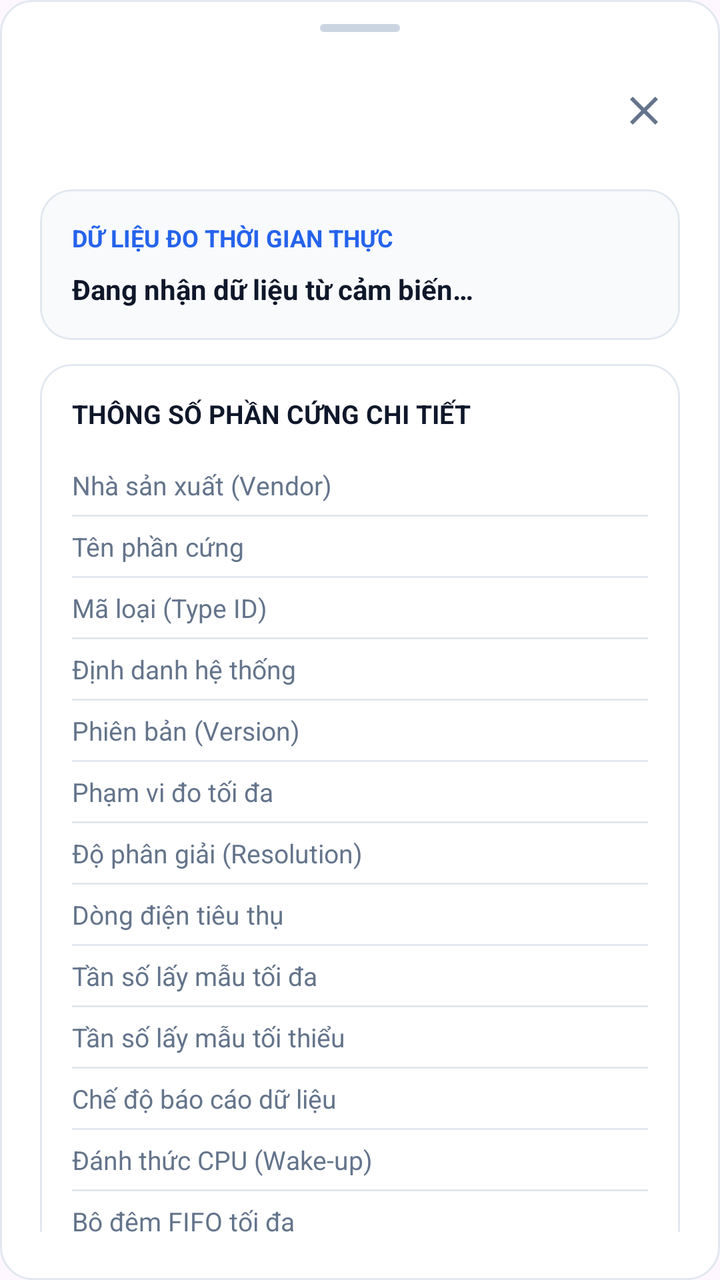
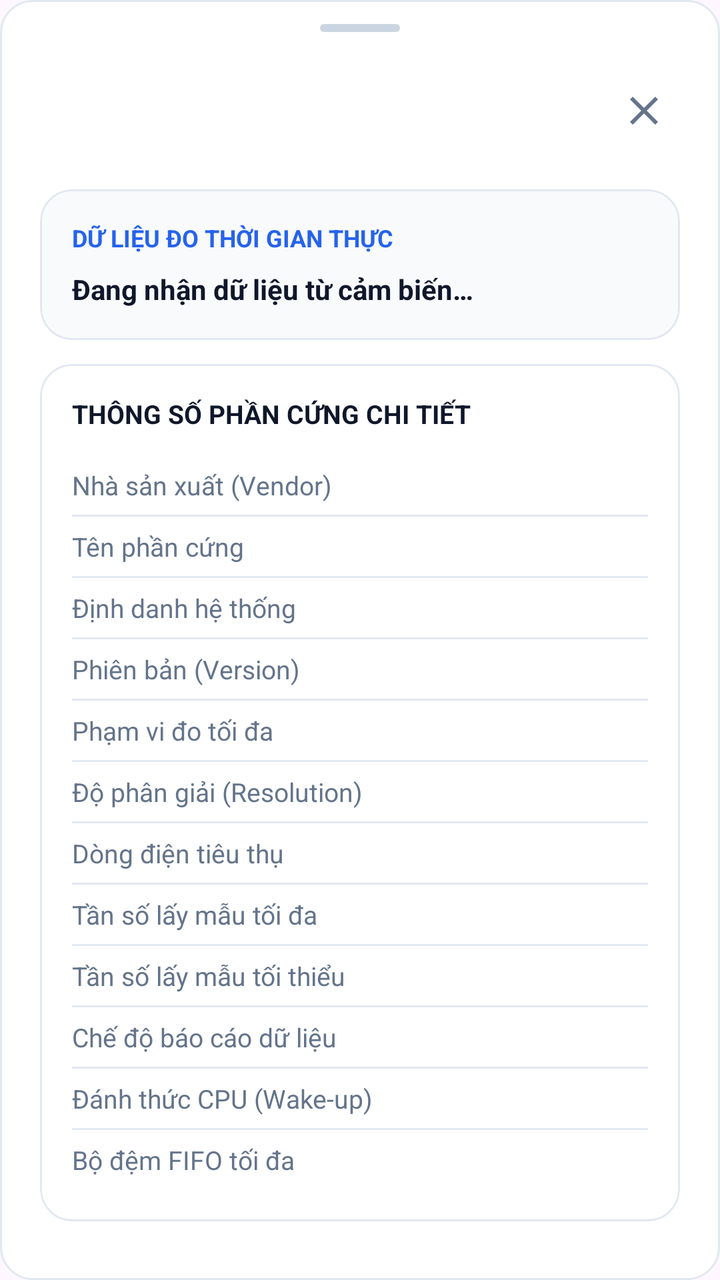

Two renders of the same Android screen: before a commit and after it. Below are the layout's source before the change and the commit's diff.
<!-- AndroidManifest.xml: application theme Theme.BaseProject -->
<!-- res/layout/fragment_sensor_detail_sheet.xml -->
<?xml version="1.0" encoding="utf-8"?>
<androidx.core.widget.NestedScrollView xmlns:android="http://schemas.android.com/apk/res/android"
    xmlns:app="http://schemas.android.com/apk/res-auto"
    android:layout_width="match_parent"
    android:layout_height="wrap_content"
    android:background="@drawable/bg_card_tool"
    android:paddingStart="20dp"
    android:paddingTop="12dp"
    android:paddingEnd="20dp"
    android:paddingBottom="24dp">

    <LinearLayout
        android:layout_width="match_parent"
        android:layout_height="wrap_content"
        android:orientation="vertical">

        
        <View
            android:layout_width="40dp"
            android:layout_height="4dp"
            android:layout_gravity="center_horizontal"
            android:layout_marginBottom="16dp"
            android:background="@drawable/bg_drag_handle" />

        
        <LinearLayout
            android:layout_width="match_parent"
            android:layout_height="wrap_content"
            android:gravity="center_vertical"
            android:orientation="horizontal">

            <LinearLayout
                android:layout_width="0dp"
                android:layout_height="wrap_content"
                android:layout_weight="1"
                android:orientation="vertical">

                <TextView
                    android:id="@+id/tvDetailSensorName"
                    android:layout_width="wrap_content"
                    android:layout_height="wrap_content"
                    android:textColor="@color/colorPrimary"
                    android:textSize="20sp"
                    android:textStyle="bold" />

                <TextView
                    android:id="@+id/tvDetailSensorVendor"
                    android:layout_width="wrap_content"
                    android:layout_height="wrap_content"
                    android:layout_marginTop="2dp"
                    android:textColor="@color/textSecondary"
                    android:textSize="13sp" />
            </LinearLayout>

            <ImageView
                android:id="@+id/btnCloseDetailSheet"
                android:layout_width="36dp"
                android:layout_height="36dp"
                android:background="?attr/selectableItemBackgroundBorderless"
                android:clickable="true"
                android:focusable="true"
                android:padding="6dp"
                android:src="@drawable/ic_clear"
                app:tint="@color/textSecondary" />
        </LinearLayout>

        
        <com.google.android.material.card.MaterialCardView
            android:layout_width="match_parent"
            android:layout_height="wrap_content"
            android:layout_marginTop="16dp"
            app:cardBackgroundColor="@color/colorBackground"
            app:cardCornerRadius="16dp"
            app:cardElevation="0dp"
            app:strokeColor="@color/colorBorder"
            app:strokeWidth="1dp">

            <LinearLayout
                android:layout_width="match_parent"
                android:layout_height="wrap_content"
                android:orientation="vertical"
                android:padding="16dp">

                <TextView
                    android:layout_width="wrap_content"
                    android:layout_height="wrap_content"
                    android:text="DỮ LIỆU ĐO THỜI GIAN THỰC"
                    android:textColor="@color/colorPrimary"
                    android:textSize="12sp"
                    android:textStyle="bold" />

                <TextView
                    android:id="@+id/tvDetailLiveValues"
                    android:layout_width="match_parent"
                    android:layout_height="wrap_content"
                    android:layout_marginTop="8dp"
                    android:lineSpacingExtra="4dp"
                    android:text="Đang nhận dữ liệu từ cảm biến…"
                    android:textColor="@color/textPrimary"
                    android:textSize="14sp"
                    android:textStyle="bold" />

                <TextView
                    android:id="@+id/tvDetailLiveExtra"
                    android:layout_width="match_parent"
                    android:layout_height="wrap_content"
                    android:layout_marginTop="6dp"
                    android:textColor="@color/textSecondary"
                    android:textSize="12sp"
                    android:visibility="gone" />
            </LinearLayout>
        </com.google.android.material.card.MaterialCardView>

        
        <com.google.android.material.card.MaterialCardView
            android:layout_width="match_parent"
            android:layout_height="wrap_content"
            android:layout_marginTop="12dp"
            app:cardBackgroundColor="@color/colorCardBackground"
            app:cardCornerRadius="16dp"
            app:cardElevation="0dp"
            app:strokeColor="@color/colorBorder"
            app:strokeWidth="1dp">

            <LinearLayout
                android:layout_width="match_parent"
                android:layout_height="wrap_content"
                android:orientation="vertical"
                android:padding="16dp">

                <TextView
                    android:layout_width="wrap_content"
                    android:layout_height="wrap_content"
                    android:layout_marginBottom="12dp"
                    android:text="THÔNG SỐ PHẦN CỨNG CHI TIẾT"
                    android:textColor="@color/textPrimary"
                    android:textSize="13sp"
                    android:textStyle="bold" />

                
                <LinearLayout
                    android:layout_width="match_parent"
                    android:layout_height="wrap_content"
                    android:orientation="horizontal"
                    android:paddingTop="6dp"
                    android:paddingBottom="6dp">

                    <TextView
                        android:layout_width="0dp"
                        android:layout_height="wrap_content"
                        android:layout_weight="1"
                        android:text="Nhà sản xuất (Vendor)"
                        android:textColor="@color/textSecondary"
                        android:textSize="13sp" />

                    <TextView
                        android:id="@+id/tvSpecVendor"
                        android:layout_width="wrap_content"
                        android:layout_height="wrap_content"
                        android:textColor="@color/textPrimary"
                        android:textSize="13sp"
                        android:textStyle="bold" />
                </LinearLayout>
                <View android:layout_width="match_parent" android:layout_height="1dp" android:background="@color/colorBorder" />

                
                <LinearLayout
                    android:layout_width="match_parent"
                    android:layout_height="wrap_content"
                    android:orientation="horizontal"
                    android:paddingTop="6dp"
                    android:paddingBottom="6dp">

                    <TextView
                        android:layout_width="0dp"
                        android:layout_height="wrap_content"
                        android:layout_weight="1"
                        android:text="Tên phần cứng"
                        android:textColor="@color/textSecondary"
                        android:textSize="13sp" />

                    <TextView
                        android:id="@+id/tvSpecModel"
                        android:layout_width="wrap_content"
                        android:layout_height="wrap_content"
                        android:maxWidth="200dp"
                        android:textAlignment="viewEnd"
                        android:textColor="@color/textPrimary"
                        android:textSize="13sp"
                        android:textStyle="bold" />
                </LinearLayout>
                <View android:layout_width="match_parent" android:layout_height="1dp" android:background="@color/colorBorder" />

                
                <LinearLayout
                    android:layout_width="match_parent"
                    android:layout_height="wrap_content"
                    android:orientation="horizontal"
                    android:paddingTop="6dp"
                    android:paddingBottom="6dp">

                    <TextView
                        android:layout_width="0dp"
                        android:layout_height="wrap_content"
                        android:layout_weight="1"
                        android:text="Mã loại (Type ID)"
                        android:textColor="@color/textSecondary"
                        android:textSize="13sp" />

                    <TextView
                        android:id="@+id/tvSpecTypeId"
                        android:layout_width="wrap_content"
                        android:layout_height="wrap_content"
                        android:textColor="@color/textPrimary"
                        android:textSize="13sp"
                        android:textStyle="bold" />
                </LinearLayout>
                <View android:layout_width="match_parent" android:layout_height="1dp" android:background="@color/colorBorder" />

                
                <LinearLayout
                    android:layout_width="match_parent"
                    android:layout_height="wrap_content"
                    android:orientation="horizontal"
                    android:paddingTop="6dp"
                    android:paddingBottom="6dp">

                    <TextView
                        android:layout_width="0dp"
                        android:layout_height="wrap_content"
                        android:layout_weight="1"
                        android:text="Định danh hệ thống"
                        android:textColor="@color/textSecondary"
                        android:textSize="13sp" />

                    <TextView
                        android:id="@+id/tvSpecStringType"
                        android:layout_width="wrap_content"
                        android:layout_height="wrap_content"
                        android:maxWidth="200dp"
                        android:textAlignment="viewEnd"
                        android:textColor="@color/textPrimary"
                        android:textSize="12sp"
                        android:textStyle="bold" />
                </LinearLayout>
                <View android:layout_width="match_parent" android:layout_height="1dp" android:background="@color/colorBorder" />

                
                <LinearLayout
                    android:layout_width="match_parent"
                    android:layout_height="wrap_content"
                    android:orientation="horizontal"
                    android:paddingTop="6dp"
                    android:paddingBottom="6dp">

                    <TextView
                        android:layout_width="0dp"
                        android:layout_height="wrap_content"
                        android:layout_weight="1"
                        android:text="Phiên bản (Version)"
                        android:textColor="@color/textSecondary"
                        android:textSize="13sp" />

                    <TextView
                        android:id="@+id/tvSpecVersion"
                        android:layout_width="wrap_content"
                        android:layout_height="wrap_content"
                        android:textColor="@color/textPrimary"
                        android:textSize="13sp"
                        android:textStyle="bold" />
                </LinearLayout>
                <View android:layout_width="match_parent" android:layout_height="1dp" android:background="@color/colorBorder" />

                
                <LinearLayout
                    android:layout_width="match_parent"
                    android:layout_height="wrap_content"
                    android:orientation="horizontal"
                    android:paddingTop="6dp"
                    android:paddingBottom="6dp">

                    <TextView
                        android:layout_width="0dp"
                        android:layout_height="wrap_content"
                        android:layout_weight="1"
                        android:text="Phạm vi đo tối đa"
                        android:textColor="@color/textSecondary"
                        android:textSize="13sp" />

                    <TextView
                        android:id="@+id/tvSpecMaxRange"
                        android:layout_width="wrap_content"
                        android:layout_height="wrap_content"
                        android:textColor="@color/textPrimary"
                        android:textSize="13sp"
                        android:textStyle="bold" />
                </LinearLayout>
                <View android:layout_width="match_parent" android:layout_height="1dp" android:background="@color/colorBorder" />

                
                <LinearLayout
                    android:layout_width="match_parent"
                    android:layout_height="wrap_content"
                    android:orientation="horizontal"
                    android:paddingTop="6dp"
                    android:paddingBottom="6dp">

                    <TextView
                        android:layout_width="0dp"
                        android:layout_height="wrap_content"
                        android:layout_weight="1"
                        android:text="Độ phân giải (Resolution)"
                        android:textColor="@color/textSecondary"
                        android:textSize="13sp" />

                    <TextView
                        android:id="@+id/tvSpecResolution"
                        android:layout_width="wrap_content"
                        android:layout_height="wrap_content"
                        android:textColor="@color/textPrimary"
                        android:textSize="13sp"
                        android:textStyle="bold" />
                </LinearLayout>
                <View android:layout_width="match_parent" android:layout_height="1dp" android:background="@color/colorBorder" />

                
                <LinearLayout
                    android:layout_width="match_parent"
                    android:layout_height="wrap_content"
                    android:orientation="horizontal"
                    android:paddingTop="6dp"
                    android:paddingBottom="6dp">

                    <TextView
                        android:layout_width="0dp"
                        android:layout_height="wrap_content"
                        android:layout_weight="1"
                        android:text="Dòng điện tiêu thụ"
                        android:textColor="@color/textSecondary"
                        android:textSize="13sp" />

                    <TextView
                        android:id="@+id/tvSpecPower"
                        android:layout_width="wrap_content"
                        android:layout_height="wrap_content"
                        android:textColor="@color/textPrimary"
                        android:textSize="13sp"
                        android:textStyle="bold" />
                </LinearLayout>
                <View android:layout_width="match_parent" android:layout_height="1dp" android:background="@color/colorBorder" />

                
                <LinearLayout
                    android:layout_width="match_parent"
                    android:layout_height="wrap_content"
                    android:orientation="horizontal"
                    android:paddingTop="6dp"
                    android:paddingBottom="6dp">

                    <TextView
                        android:layout_width="0dp"
                        android:layout_height="wrap_content"
                        android:layout_weight="1"
                        android:text="Tần số lấy mẫu tối đa"
                        android:textColor="@color/textSecondary"
                        android:textSize="13sp" />

                    <TextView
                        android:id="@+id/tvSpecMinDelay"
                        android:layout_width="wrap_content"
                        android:layout_height="wrap_content"
                        android:textColor="@color/textPrimary"
                        android:textSize="13sp"
                        android:textStyle="bold" />
                </LinearLayout>
                <View android:layout_width="match_parent" android:layout_height="1dp" android:background="@color/colorBorder" />

                
                <LinearLayout
                    android:layout_width="match_parent"
                    android:layout_height="wrap_content"
                    android:orientation="horizontal"
                    android:paddingTop="6dp"
                    android:paddingBottom="6dp">

                    <TextView
                        android:layout_width="0dp"
                        android:layout_height="wrap_content"
                        android:layout_weight="1"
                        android:text="Tần số lấy mẫu tối thiểu"
                        android:textColor="@color/textSecondary"
                        android:textSize="13sp" />

                    <TextView
                        android:id="@+id/tvSpecMaxDelay"
                        android:layout_width="wrap_content"
                        android:layout_height="wrap_content"
                        android:textColor="@color/textPrimary"
                        android:textSize="13sp"
                        android:textStyle="bold" />
                </LinearLayout>
                <View android:layout_width="match_parent" android:layout_height="1dp" android:background="@color/colorBorder" />

                
                <LinearLayout
                    android:layout_width="match_parent"
                    android:layout_height="wrap_content"
                    android:orientation="horizontal"
                    android:paddingTop="6dp"
                    android:paddingBottom="6dp">

                    <TextView
                        android:layout_width="0dp"
                        android:layout_height="wrap_content"
                        android:layout_weight="1"
                        android:text="Chế độ báo cáo dữ liệu"
                        android:textColor="@color/textSecondary"
                        android:textSize="13sp" />

                    <TextView
                        android:id="@+id/tvSpecReportingMode"
                        android:layout_width="wrap_content"
                        android:layout_height="wrap_content"
                        android:textColor="@color/textPrimary"
                        android:textSize="13sp"
                        android:textStyle="bold" />
                </LinearLayout>
                <View android:layout_width="match_parent" android:layout_height="1dp" android:background="@color/colorBorder" />

                
                <LinearLayout
                    android:layout_width="match_parent"
                    android:layout_height="wrap_content"
                    android:orientation="horizontal"
                    android:paddingTop="6dp"
                    android:paddingBottom="6dp">

                    <TextView
                        android:layout_width="0dp"
                        android:layout_height="wrap_content"
                        android:layout_weight="1"
                        android:text="Đánh thức CPU (Wake-up)"
                        android:textColor="@color/textSecondary"
                        android:textSize="13sp" />

                    <TextView
                        android:id="@+id/tvSpecWakeUp"
                        android:layout_width="wrap_content"
                        android:layout_height="wrap_content"
                        android:textColor="@color/textPrimary"
                        android:textSize="13sp"
                        android:textStyle="bold" />
                </LinearLayout>
                <View android:layout_width="match_parent" android:layout_height="1dp" android:background="@color/colorBorder" />

                
                <LinearLayout
                    android:layout_width="match_parent"
                    android:layout_height="wrap_content"
                    android:orientation="horizontal"
                    android:paddingTop="6dp"
                    android:paddingBottom="6dp">

                    <TextView
                        android:layout_width="0dp"
                        android:layout_height="wrap_content"
                        android:layout_weight="1"
                        android:text="Bộ đệm FIFO tối đa"
                        android:textColor="@color/textSecondary"
                        android:textSize="13sp" />

                    <TextView
                        android:id="@+id/tvSpecFifoMax"
                        android:layout_width="wrap_content"
                        android:layout_height="wrap_content"
                        android:textColor="@color/textPrimary"
                        android:textSize="13sp"
                        android:textStyle="bold" />
                </LinearLayout>

            </LinearLayout>
        </com.google.android.material.card.MaterialCardView>

        
        <com.google.android.material.button.MaterialButton
            android:id="@+id/btnCloseDetailButton"
            style="@style/Widget.Material3.Button.TonalButton"
            android:layout_width="match_parent"
            android:layout_height="50dp"
            android:layout_marginTop="20dp"
            android:text="@string/close"
            android:textSize="14sp"
            app:cornerRadius="14dp" />

    </LinearLayout>
</androidx.core.widget.NestedScrollView>
<!-- resources referenced by this layout -->
<resources>
  <color name="colorBackground">#F8FAFC</color>
  <color name="colorBorder">#E2E8F0</color>
  <color name="colorCardBackground">#FFFFFF</color>
  <color name="colorPrimary">#2563EB</color>
  <color name="textPrimary">#0F172A</color>
  <color name="textSecondary">#64748B</color>
  <!-- drawable bg_card_tool (drawable) -->
  <?xml version="1.0" encoding="utf-8"?>
  <ripple xmlns:android="http://schemas.android.com/apk/res/android"
      android:color="#E2E8F0">
      <item>
          <shape android:shape="rectangle">
              <corners android:radius="16dp" />
              <solid android:color="@color/colorCardBackground" />
              <stroke android:width="1dp" android:color="@color/colorBorder" />
          </shape>
      </item>
  </ripple>
  <!-- drawable bg_drag_handle (drawable) -->
  <?xml version="1.0" encoding="utf-8"?>
  <shape xmlns:android="http://schemas.android.com/apk/res/android"
      android:shape="rectangle">
      <corners android:radius="3dp" />
      <solid android:color="#CBD5E1" />
  </shape>
  <!-- drawable ic_clear (drawable) -->
  <vector xmlns:android="http://schemas.android.com/apk/res/android"
      android:width="24dp"
      android:height="24dp"
      android:viewportWidth="24"
      android:viewportHeight="24">
      <path
          android:fillColor="#64748B"
          android:pathData="M19,6.41L17.59,5 12,10.59 6.41,5 5,6.41 10.59,12 5,17.59 6.41,19 12,13.41 17.59,19 19,17.59 13.41,12z"/>
  </vector>
  <string name="close">Đóng</string>
  <style name="Theme.BaseProject" parent="Base.Theme.BaseProject" />
  <style name="Base.Theme.BaseProject" parent="Theme.Material3.DayNight.NoActionBar">
          
          
      </style>
</resources>

<!-- the commit's change to res/layout/fragment_sensor_detail_sheet.xml (unified diff, before → after) -->
@@ -203,32 +203,6 @@
                         android:layout_width="0dp"
                         android:layout_height="wrap_content"
                         android:layout_weight="1"
-                        android:text="Mã loại (Type ID)"
-                        android:textColor="@color/textSecondary"
-                        android:textSize="13sp" />
-
-                    <TextView
-                        android:id="@+id/tvSpecTypeId"
-                        android:layout_width="wrap_content"
-                        android:layout_height="wrap_content"
-                        android:textColor="@color/textPrimary"
-                        android:textSize="13sp"
-                        android:textStyle="bold" />
-                </LinearLayout>
-                <View android:layout_width="match_parent" android:layout_height="1dp" android:background="@color/colorBorder" />
-
-                
-                <LinearLayout
-                    android:layout_width="match_parent"
-                    android:layout_height="wrap_content"
-                    android:orientation="horizontal"
-                    android:paddingTop="6dp"
-                    android:paddingBottom="6dp">
-
-                    <TextView
-                        android:layout_width="0dp"
-                        android:layout_height="wrap_content"
-                        android:layout_weight="1"
                         android:text="Định danh hệ thống"
                         android:textColor="@color/textSecondary"
                         android:textSize="13sp" />
